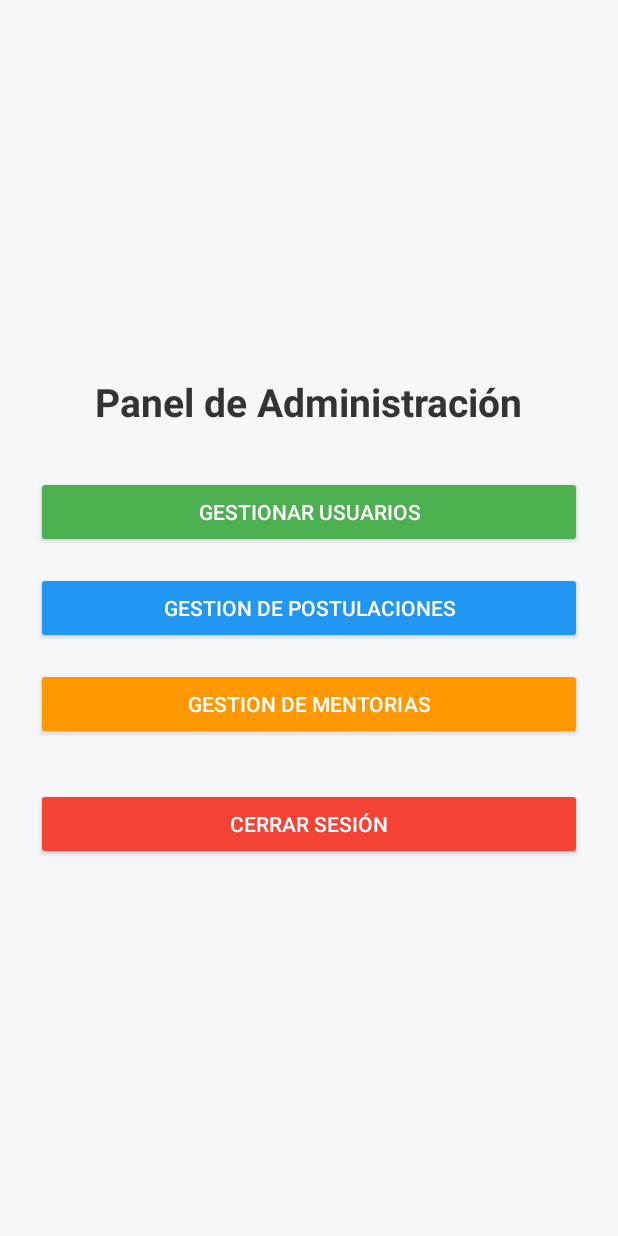
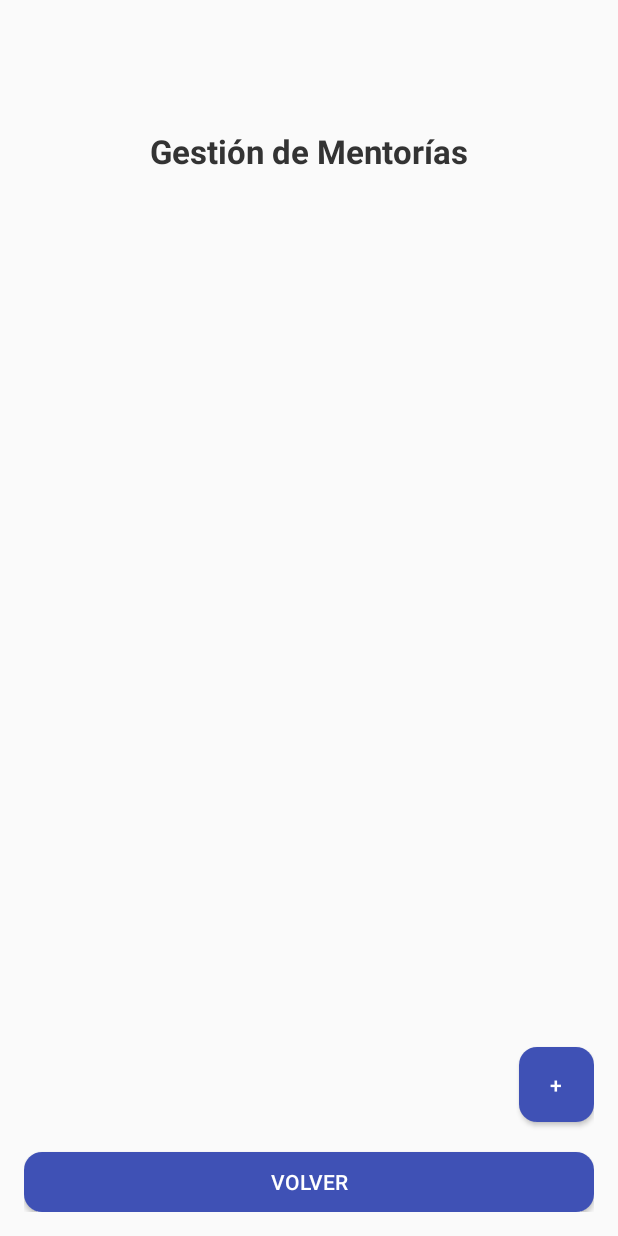
Before and after one commit to gabrielleal23/ConectandoApp, an Android app built with Jetpack Compose: the AdminActivity screen opened directly, with no data from a screen before it, after a tap on "GESTION DE MENTORIAS", on a phone screen of 412 x 824 dp. Run offline under Robolectric (Android 15) with nearby library versions, the phone set to English and light mode, and no system bars; our stand-ins replace Firebase (no records; nobody signed in at launch, a user with empty details on screens opened directly).

Commit message:
Actualizacion modulos de admin con mentorias

```diff
--- a/app/src/main/AndroidManifest.xml
+++ b/app/src/main/AndroidManifest.xml
@@ -49,7 +49,6 @@
         <!-- MENTORIAS -->
         <activity android:name=".CrearMentoriaActivity"/>
         <activity android:name=".MentorActivity" />
-        <activity android:name=".MentorProfileActivity" />
         <activity android:name=".EliminarPostulacionActivity" />
         <activity android:name=".SupportActivity"/>
         <activity android:name=".VisualMentoriaActivity"/>
@@ -63,6 +62,7 @@
         <activity android:name=".JobOffersActivity"/>
         <activity android:name=".UserManagementActivity"/>
         <activity android:name=".AdminPostulacionesActivity"/>
+        <activity android:name=".MentorsAdminActivity" />
 
 
 
--- a/app/src/main/java/com/example/conectandoapp/MentorsAdminActivity.kt
+++ b/app/src/main/java/com/example/conectandoapp/MentorsAdminActivity.kt
@@ -1,5 +1,141 @@
 package com.example.conectandoapp
 
-class MentorsAdminActivity {
+import android.content.Intent
+import android.os.Bundle
+import android.util.Log
+import android.view.LayoutInflater
+import android.view.View
+import android.view.ViewGroup
+import android.widget.Button
+import android.widget.TextView
+import android.widget.Toast
+import androidx.appcompat.app.AppCompatActivity
+import androidx.recyclerview.widget.LinearLayoutManager
+import androidx.recyclerview.widget.RecyclerView
+import com.google.firebase.firestore.FirebaseFirestore
 
+class MentorsAdminActivity : AppCompatActivity() {
+
+    private lateinit var recyclerView: RecyclerView
+    private lateinit var mentoriaAdapter: MentoriaAdapter
+    private val mentoriaList = mutableListOf<Mentoria>()
+    private lateinit var btnAgregarMentoria: Button
+    private lateinit var btnVolver: Button
+
+    private val db = FirebaseFirestore.getInstance()
+
+    override fun onCreate(savedInstanceState: Bundle?) {
+        super.onCreate(savedInstanceState)
+        setContentView(R.layout.activity_mentoria_management)
+
+        recyclerView = findViewById(R.id.recyclerViewMentorias)
+        recyclerView.layoutManager = LinearLayoutManager(this)
+
+        btnAgregarMentoria = findViewById(R.id.btnAgregarMentoria)
+        btnVolver = findViewById(R.id.btnVolver)
+
+
+        mentoriaAdapter = MentoriaAdapter(
+            mentoriaList,
+            onEditClick = { mentoria ->
+                val intent = Intent(this, CrearMentoriaActivity::class.java)
+                intent.putExtra("mentoriaId", mentoria.mentoriaId)
+                intent.putExtra("modo_admin", true)
+                startActivity(intent)
+            },
+            onDeleteClick = { mentoria ->
+                deleteMentoria(mentoria)
+            },
+            onContenidoClick = { mentoria ->
+                Log.d("MentorsAdmin", "Mentoría seleccionada: ID=${mentoria.mentoriaId}, Tema=${mentoria.tema}")
+                val intent = Intent(this, VerContenidosMentoriaActivity::class.java)
+                intent.putExtra("MENTORIA_ID", mentoria.mentoriaId)
+                startActivity(intent)
+
+            }
+        )
+        recyclerView.adapter = mentoriaAdapter
+
+        fetchMentoriasRealtime()
+
+        btnAgregarMentoria.setOnClickListener {
+            val intent = Intent(this, CrearMentoriaActivity::class.java)
+            startActivity(intent)
+        }
+
+        btnVolver.setOnClickListener {
+            finish()
+        }
+    }
+
+    private fun fetchMentoriasRealtime() {
+        db.collection("mentorias")
+            .addSnapshotListener { snapshot, e ->
+                if (e != null) {
+                    Toast.makeText(this, "Error al cargar mentorías: ${e.message}", Toast.LENGTH_SHORT).show()
+                    return@addSnapshotListener
+                }
+
+                mentoriaList.clear()
+                snapshot?.documents?.forEach { document ->
+                    val mentoria = document.toObject(Mentoria::class.java)
+                    mentoria?.mentoriaId = document.id
+                    mentoriaList.add(mentoria!!)
+                }
+                mentoriaAdapter.notifyDataSetChanged()
+            }
+    }
+
+    private fun deleteMentoria(mentoria: Mentoria) {
+        db.collection("mentorias").document(mentoria.mentoriaId)
+            .delete()
+            .addOnSuccessListener {
+                Toast.makeText(this, "Mentoría eliminada", Toast.LENGTH_SHORT).show()
+                mentoriaList.remove(mentoria)
+                mentoriaAdapter.notifyDataSetChanged()
+            }
+            .addOnFailureListener {
+                Toast.makeText(this, "Error al eliminar mentoría", Toast.LENGTH_SHORT).show()
+            }
+    }
+
+    data class Mentoria(
+        var mentoriaId: String = "",
+        var tema: String = "",
+        var descripcion: String = ""
+    )
+
+    class MentoriaAdapter(
+        private val mentoriaList: List<Mentoria>,
+        private val onEditClick: (Mentoria) -> Unit,
+        private val onDeleteClick: (Mentoria) -> Unit,
+        private val onContenidoClick: (Mentoria) -> Unit
+    ) : RecyclerView.Adapter<MentoriaAdapter.MentoriaViewHolder>() {
+
+        inner class MentoriaViewHolder(view: View) : RecyclerView.ViewHolder(view) {
+            val tvTitulo: TextView = view.findViewById(R.id.tvMentoriaTitulo)
+            val tvDescripcion: TextView = view.findViewById(R.id.tvMentoriaDescripcion)
+            val btnEdit: Button = view.findViewById(R.id.btnEditMentoria)
+            val btnDelete: Button = view.findViewById(R.id.btnDeleteMentoria)
+            val btnContenido : Button = view.findViewById(R.id.btnContenidoMentoria)
+        }
+
+        override fun onCreateViewHolder(parent: ViewGroup, viewType: Int): MentoriaViewHolder {
+            val view = LayoutInflater.from(parent.context)
+                .inflate(R.layout.item_mentoria_admin, parent, false)
+            return MentoriaViewHolder(view)
+        }
+
+        override fun onBindViewHolder(holder: MentoriaViewHolder, position: Int) {
+            val mentoria = mentoriaList[position]
+            holder.tvTitulo.text = mentoria.tema
+            holder.tvDescripcion.text = mentoria.descripcion
+
+            holder.btnEdit.setOnClickListener { onEditClick(mentoria) }
+            holder.btnDelete.setOnClickListener { onDeleteClick(mentoria) }
+            holder.btnContenido.setOnClickListener { onContenidoClick(mentoria) }
+        }
+
+        override fun getItemCount(): Int = mentoriaList.size
+    }
 }
--- /dev/null
+++ b/app/src/main/res/layout-ldltr/activity_mentoria_management.xml
@@ -0,0 +1,53 @@
+<?xml version="1.0" encoding="utf-8"?>
+<LinearLayout xmlns:android="http://schemas.android.com/apk/res/android"
+    xmlns:tools="http://schemas.android.com/tools"
+    android:id="@+id/layoutMentorias"
+    android:layout_width="match_parent"
+    android:layout_height="match_parent"
+    android:orientation="vertical"
+    android:padding="16dp"
+    android:gravity="center_horizontal"
+    tools:ignore="MissingDefaultResource">
+
+    <TextView
+        android:id="@+id/tvTitulo"
+        android:layout_width="wrap_content"
+        android:layout_height="wrap_content"
+        android:text="Gestión de Mentorías"
+        android:textSize="22sp"
+        android:textStyle="bold"
+        android:textColor="#333333"
+        android:layout_marginBottom="16dp"
+        android:layout_marginTop="70dp" />
+
+
+
+
+    <androidx.recyclerview.widget.RecyclerView
+        android:id="@+id/recyclerViewMentorias"
+        android:layout_width="match_parent"
+        android:layout_height="0dp"
+        android:layout_weight="1"
+        android:paddingTop="8dp" />
+
+    <Button
+        android:id="@+id/btnAgregarMentoria"
+        android:layout_width="50dp"
+        android:layout_height="50dp"
+        android:text="+"
+        android:backgroundTint="@color/suave_boton_primario"
+        android:textColor="#FFFFFF"
+        android:layout_gravity="end"
+        android:layout_marginBottom="8dp"
+        android:background="@drawable/boton_gradiente" />
+
+    <Button
+        android:id="@+id/btnVolver"
+        android:layout_width="match_parent"
+        android:layout_height="40dp"
+        android:text="Volver"
+        android:background="@drawable/boton_gradiente"
+        android:backgroundTint="@color/suave_boton_primario"
+        android:textColor="#FFFFFF"
+        android:layout_marginTop="12dp" />
+</LinearLayout>
```
Also changed, not shown: app/src/main/java/com/example/conectandoapp/CrearMentoriaActivity.kt (+18 -7 lines), app/src/main/java/com/example/conectandoapp/VerContenidosMentoriaActivity.kt (+7 -2 lines), app/src/main/res/layout-ldltr/item_mentoria_admin.xml (added, +65 -0 lines).
